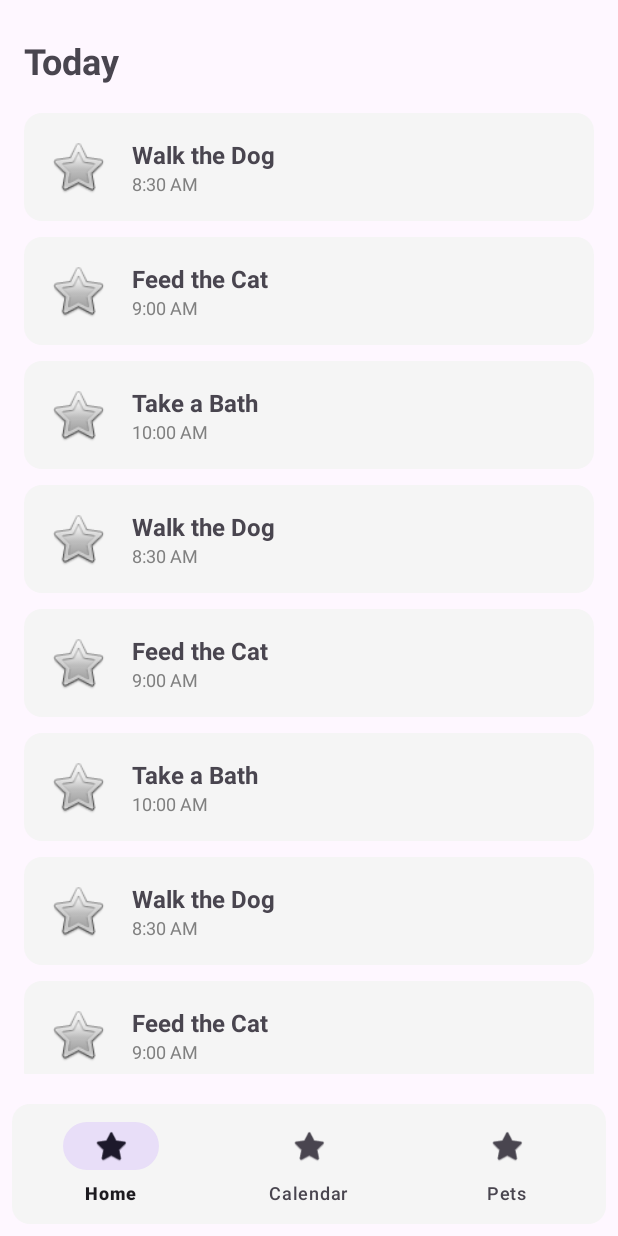
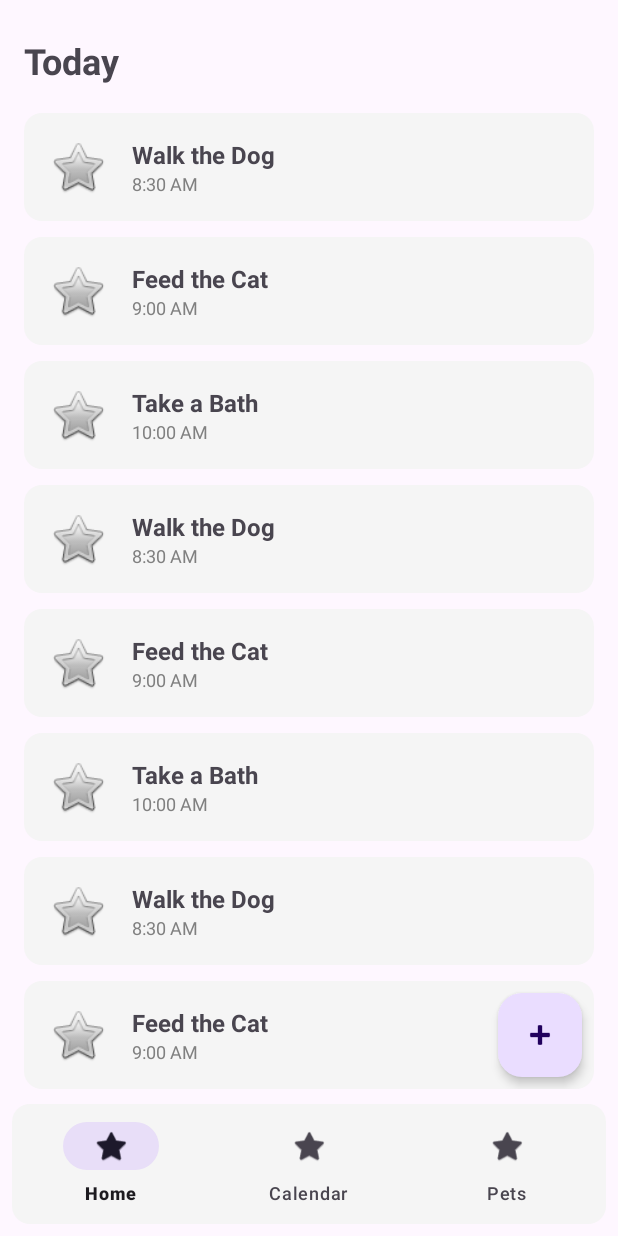
Before and after one commit to anaj00/MOBDEVE-FurMate, an Android app: the screen it shows after launch (InApp), on a phone screen of 412 x 824 dp. Run offline under Robolectric (Android 15) with nearby library versions, the phone set to English and light mode, and no system bars.

Commit message:
feat: added floating button to homepage

```diff
--- a/app/src/main/res/layout/fragment_home.xml
+++ b/app/src/main/res/layout/fragment_home.xml
@@ -1,12 +1,12 @@
 <?xml version="1.0" encoding="utf-8"?>
-<LinearLayout xmlns:android="http://schemas.android.com/apk/res/android"
+<androidx.coordinatorlayout.widget.CoordinatorLayout
+    xmlns:android="http://schemas.android.com/apk/res/android"
     xmlns:app="http://schemas.android.com/apk/res-auto"
-    android:id="@+id/body"
+    xmlns:tools="http://schemas.android.com/tools"
     android:layout_width="match_parent"
-    android:layout_height="match_parent"
-    android:gravity="center"
-    android:orientation="vertical">
+    android:layout_height="match_parent">
 
+    <!-- Nested ScrollView containing all scrollable content -->
     <androidx.core.widget.NestedScrollView
         android:id="@+id/scroll_body"
         android:layout_width="match_parent"
@@ -16,8 +16,9 @@
         <androidx.constraintlayout.widget.ConstraintLayout
             android:id="@+id/scroll_content"
             android:layout_width="match_parent"
-            android:layout_height="match_parent">
+            android:layout_height="wrap_content">
 
+            <!-- Today Pane -->
             <androidx.constraintlayout.widget.ConstraintLayout
                 android:id="@+id/today_pane"
                 android:layout_width="match_parent"
@@ -48,6 +49,7 @@
                 </androidx.constraintlayout.widget.ConstraintLayout>
             </androidx.constraintlayout.widget.ConstraintLayout>
 
+            <!-- Upcoming Pane -->
             <androidx.constraintlayout.widget.ConstraintLayout
                 android:id="@+id/upcoming_pane"
                 android:layout_width="match_parent"
@@ -77,7 +79,20 @@
 
                 </androidx.constraintlayout.widget.ConstraintLayout>
             </androidx.constraintlayout.widget.ConstraintLayout>
+
         </androidx.constraintlayout.widget.ConstraintLayout>
     </androidx.core.widget.NestedScrollView>
 
-</LinearLayout>
+     <com.google.android.material.floatingactionbutton.FloatingActionButton
+        android:id="@+id/floatingActionButton"
+        android:layout_width="wrap_content"
+        android:layout_height="wrap_content"
+        android:layout_gravity="bottom|end"
+        android:layout_margin="8dp"
+        android:clickable="true"
+        android:contentDescription="Add new item"
+        app:elevation="4dp"
+        app:layout_anchorGravity="bottom|end"
+        app:srcCompat="@android:drawable/ic_input_add" />
+
+</androidx.coordinatorlayout.widget.CoordinatorLayout>
--- a/app/src/main/res/layout/in_app.xml
+++ b/app/src/main/res/layout/in_app.xml
@@ -15,7 +15,7 @@
         android:paddingLeft="8dp"
         android:paddingTop="16dp"
         android:paddingRight="8dp"
-        android:paddingBottom="100dp" />
+        android:paddingBottom="90dp" />
 
     <!-- Bottom Navigation View -->
     <com.google.android.material.bottomnavigation.BottomNavigationView
```
